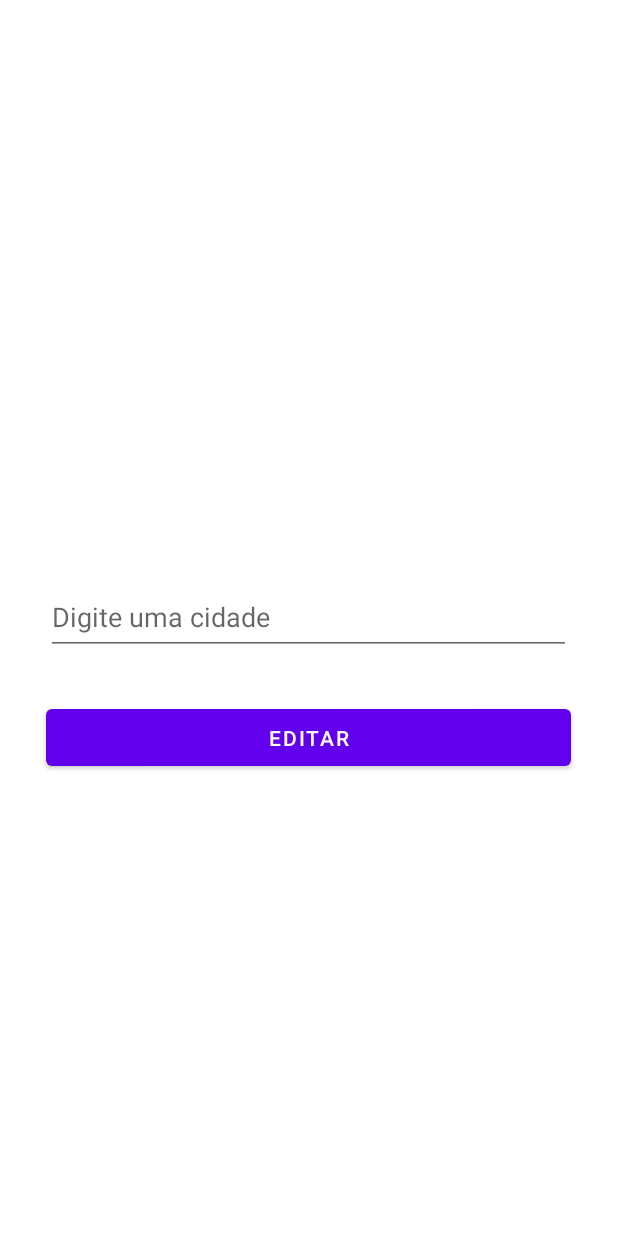
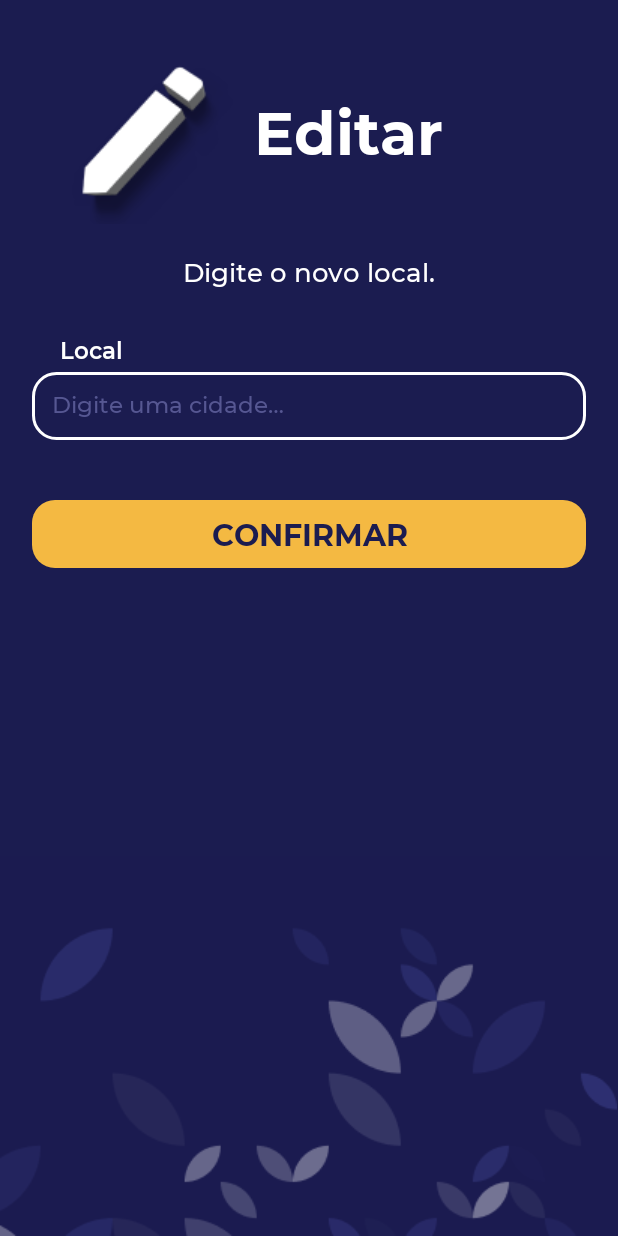
Before and after one commit to alexandre-zatti/seraQchove, an Android app: the fragment EditLocationFragment placed in its activity, on a phone screen of 412 x 824 dp. Run offline under Robolectric (Android 15) with nearby library versions, the phone set to English and light mode, and no system bars; our stand-ins replace Room's generated code, navigation-ui; network calls fail; 3 statements that could not run were skipped.

Commit message:
Estilizada tela de edição de local

```diff
--- a/app/src/main/res/layout/fragment_edit_location.xml
+++ b/app/src/main/res/layout/fragment_edit_location.xml
@@ -3,23 +3,79 @@
     xmlns:tools="http://schemas.android.com/tools"
     android:layout_width="match_parent"
     android:layout_height="match_parent"
+    android:background="@drawable/background"
     tools:context=".fragments.EditLocationFragment">
 
-    <AutoCompleteTextView
-        android:id="@+id/city_edit_field"
-        android:layout_width="350dp"
-        android:layout_height="50dp"
-        android:hint="Digite uma cidade"
-        android:layout_centerInParent="true"
+    <ImageView
+        android:id="@+id/edit_localPattern"
+        android:layout_width="wrap_content"
+        android:layout_height="wrap_content"
+        android:src="@drawable/locals_pattern"
+        android:layout_alignParentBottom="true"
         />
 
-    <Button
+    <ImageView
+        android:id="@+id/localsIcon"
+        android:layout_width="wrap_content"
+        android:layout_height="wrap_content"
+        android:layout_marginTop="30dp"
+        android:layout_marginStart="40dp"
+        android:src="@drawable/edit_locals_icon"
+        />
+
+    <TextView
+        style="@style/TextView"
+        android:id="@+id/text_locals"
+        android:layout_toEndOf="@id/localsIcon"
+        android:layout_marginTop="60dp"
+        android:text="@string/editarLocal"
+        android:layout_marginStart="10dp"
+
+        android:textSize="40sp"
+        android:fontFamily="@font/montserrat_bold"
+        />
+
+    <TextView
+        style="@style/TextView"
+        android:id="@+id/text_locals_add"
+        android:layout_below="@id/localsIcon"
+        android:text="@string/editLocals"
+        android:layout_centerHorizontal="true"
+        android:layout_marginTop="20dp"
+
+        android:textSize="17sp"
+        android:fontFamily="@font/montserrat_medium"
+        />
+
+    <TextView
+        style="@style/TextView"
+        android:id="@+id/text_label_local"
+        android:layout_marginStart="40dp"
+        android:layout_below="@id/text_locals_add"
+        android:paddingBottom="4dp"
+        android:text="@string/local_label"
+        android:layout_marginTop="30dp"
+
+
+        android:textSize="15sp"
+        android:fontFamily="@font/montserrat_semi_bold"
+        />
+
+    <AutoCompleteTextView
+        style="@style/EditText"
+        android:id="@+id/city_edit_field"
+        android:hint="@string/locals_hint"
+        android:layout_below="@+id/text_label_local"
+        />
+
+    <androidx.appcompat.widget.AppCompatButton
+        style="@style/Button"
         android:id="@+id/edit_city_btn"
-        android:layout_width="350dp"
-        android:layout_height="50dp"
-        android:layout_below="@id/city_edit_field"
-        android:layout_centerInParent="true"
-        android:layout_marginTop="30dp"
-        android:text="Editar"/>
+        android:layout_below="@+id/city_edit_field"
+        android:layout_marginTop="40dp"
+        android:text="@string/confirmar"
+        />
+
+
 
 </RelativeLayout>
--- a/app/src/main/res/values/strings.xml
+++ b/app/src/main/res/values/strings.xml
@@ -9,8 +9,11 @@
     <!-- LOCALS -->
     <string name="locals">Locais</string>
     <string name="add_locals">Digite o local que deseja adicionar.</string>
+    <string name="editLocals">Digite o novo local.</string>
     <string name="local_label">Local</string>
     <string name="adicionar">ADICIONAR</string>
+    <string name="confirmar">CONFIRMAR</string>
+    <string name="editarLocal">Editar</string>
 
     <!-- HINTS -->
     <string name="user_hint">Digite seu usuário&#8230;</string>
```
Also changed, not shown: app/src/main/res/drawable/edit_locals_icon.png (added).
